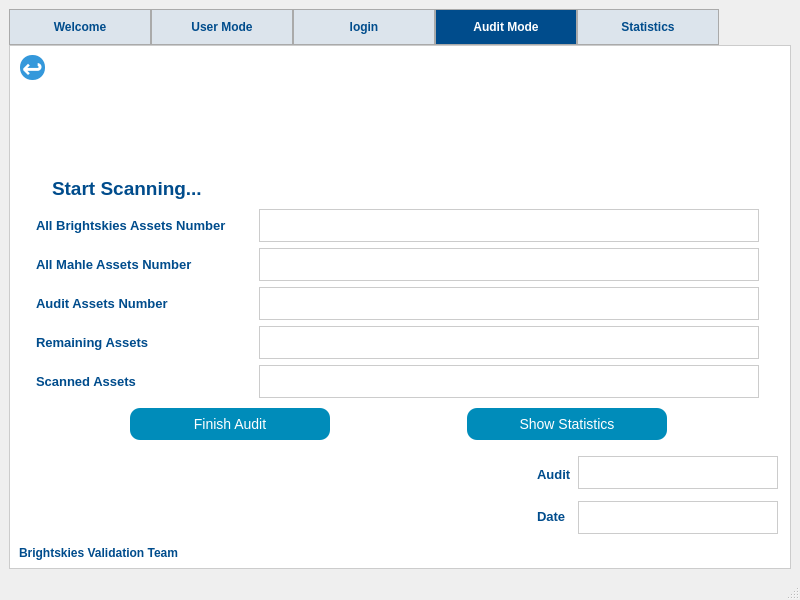
ENGaliyasser/J.A.K.Y.A., file front.ui: the form before one commit.
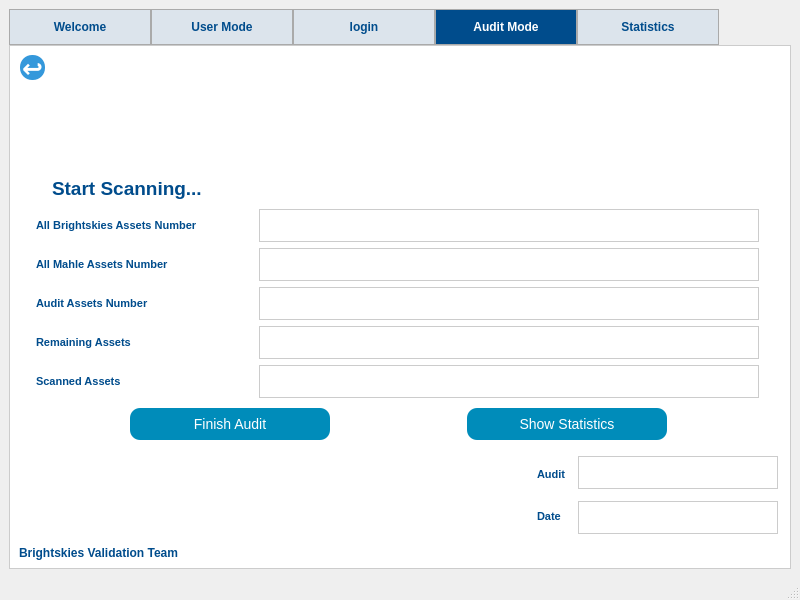
The form after the commit. The open tabs and pages were chosen to show the change. Icons and pictures are not drawn.

Commit message: new tab for stats GUI and backend

```diff
--- a/front.ui
+++ b/front.ui
@@ -1595,7 +1595,7 @@
          </item>
         </layout>
        </widget>
-       <widget class="QWidget" name="">
+       <widget class="QWidget" name="layoutWidget">
         <property name="geometry">
          <rect>
           <x>9</x>
@@ -1621,7 +1621,7 @@
                  </property>
                  <property name="font">
                   <font>
-                   <pointsize>10</pointsize>
+                   <pointsize>8</pointsize>
                    <weight>75</weight>
                    <bold>true</bold>
                   </font>
@@ -1681,7 +1681,7 @@
                  </property>
                  <property name="font">
                   <font>
-                   <pointsize>10</pointsize>
+                   <pointsize>8</pointsize>
                    <weight>75</weight>
                    <bold>true</bold>
                   </font>
@@ -1734,7 +1734,7 @@
                  </property>
                  <property name="font">
                   <font>
-                   <pointsize>10</pointsize>
+                   <pointsize>8</pointsize>
                    <weight>75</weight>
                    <bold>true</bold>
                   </font>
@@ -1787,7 +1787,7 @@
                  </property>
                  <property name="font">
                   <font>
-                   <pointsize>10</pointsize>
+                   <pointsize>8</pointsize>
                    <weight>75</weight>
                    <bold>true</bold>
                   </font>
@@ -1840,7 +1840,7 @@
                  </property>
                  <property name="font">
                   <font>
-                   <pointsize>10</pointsize>
+                   <pointsize>8</pointsize>
                    <weight>75</weight>
                    <bold>true</bold>
                   </font>
@@ -2003,7 +2003,7 @@
                  </property>
                  <property name="font">
                   <font>
-                   <pointsize>10</pointsize>
+                   <pointsize>8</pointsize>
                    <weight>75</weight>
                    <bold>true</bold>
                   </font>
@@ -2029,7 +2029,7 @@
                  </property>
                  <property name="font">
                   <font>
-                   <pointsize>10</pointsize>
+                   <pointsize>8</pointsize>
                    <weight>75</weight>
                    <bold>true</bold>
                   </font>
```
Left out of the diff: 14 changed lines with no effect on the pictures. The commit also changes 5 other files.
